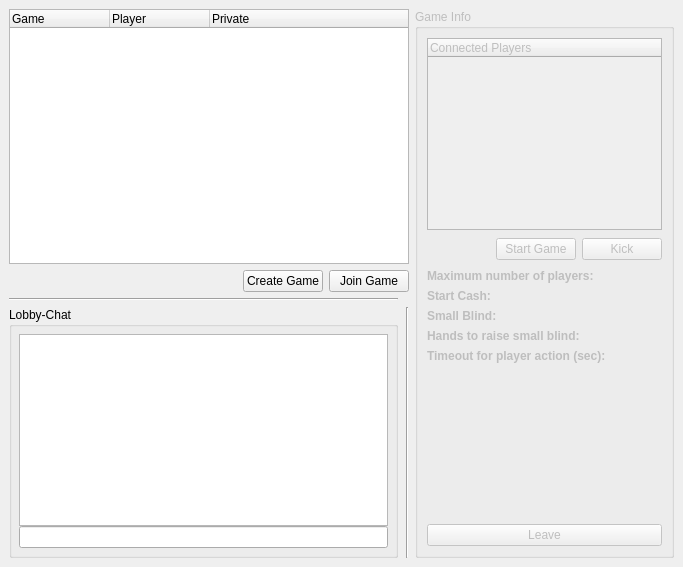
Above: src/gui/qt/gamelobbydialog.ui from pokerth/pokerth before the change. Below: the same form after it.
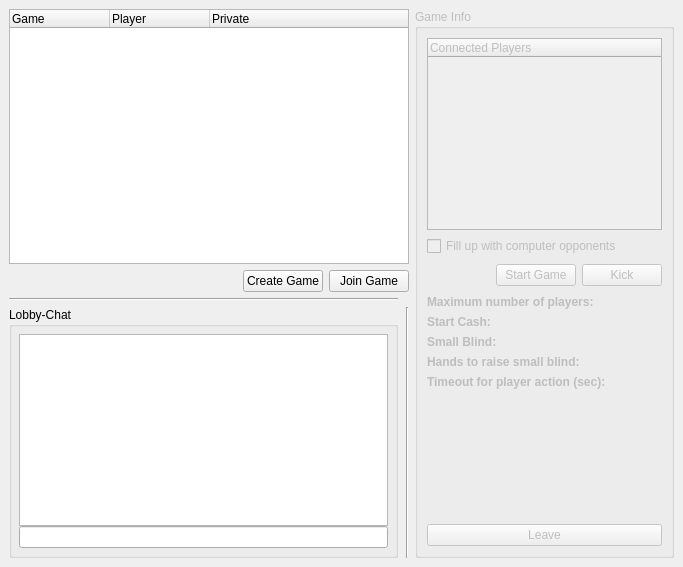
That is the form after the change.

Commit message: checkBox_fillUpWithComputerOpponents added; some startnetworkgamedialog behaviour changes

What changed in the file:
```diff
--- a/src/gui/qt/gamelobbydialog.ui
+++ b/src/gui/qt/gamelobbydialog.ui
@@ -187,7 +187,7 @@
       <property name="verticalSpacing" >
        <number>6</number>
       </property>
-      <item row="3" column="0" >
+      <item row="4" column="0" >
        <spacer>
         <property name="orientation" >
          <enum>Qt::Vertical</enum>
@@ -215,7 +215,7 @@
         </column>
        </widget>
       </item>
-      <item row="1" column="0" >
+      <item row="2" column="0" >
        <layout class="QHBoxLayout" >
         <property name="spacing" >
          <number>6</number>
@@ -277,14 +277,14 @@
         </item>
        </layout>
       </item>
-      <item row="4" column="0" >
+      <item row="5" column="0" >
        <widget class="QPushButton" name="pushButton_Leave" >
         <property name="text" >
          <string>Leave</string>
         </property>
        </widget>
       </item>
-      <item row="2" column="0" >
+      <item row="3" column="0" >
        <layout class="QGridLayout" >
         <property name="leftMargin" >
          <number>0</number>
@@ -391,6 +391,13 @@
         </item>
        </layout>
       </item>
+      <item row="1" column="0" >
+       <widget class="QCheckBox" name="checkBox_fillUpWithComputerOpponents" >
+        <property name="text" >
+         <string>Fill up with computer opponents</string>
+        </property>
+       </widget>
+      </item>
      </layout>
     </widget>
    </item>
```
The commit also changes 8 other files.
